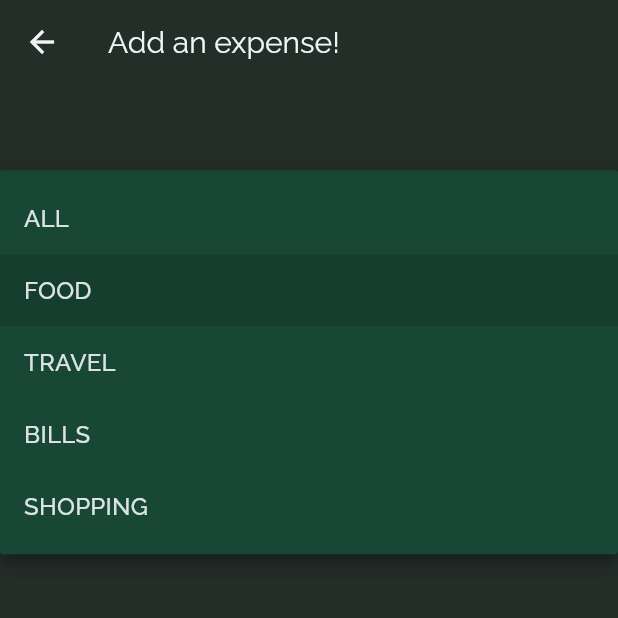
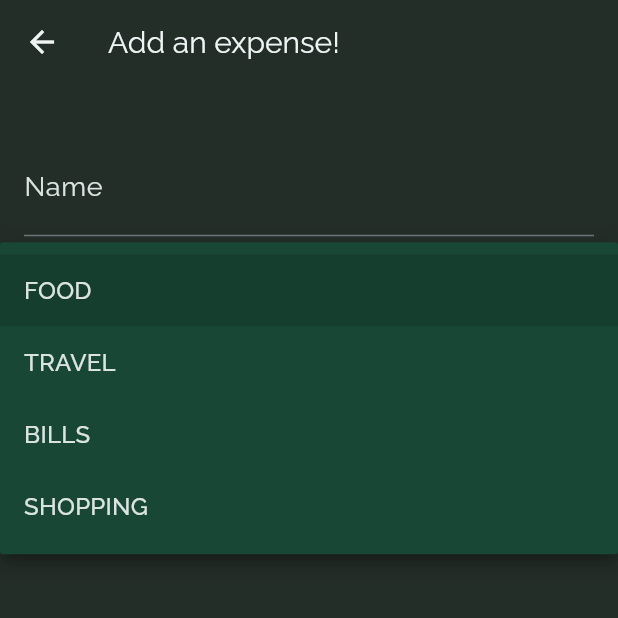
Before and after one commit to ishraqfatin/taka-tracker, a Flutter app: the FormScreen screen opened by its route, after a tap on "FOOD", on a phone screen of 412 x 824 dp, the top half of it. Run offline on Flutter 3.47's test engine with Material 3 defaults, Android fonts, the light colour scheme and no system bars; our stand-ins replace cloud_firestore, firebase_auth, firebase_core, fl_chart, flutter_slidable, google_fonts and 1 more; accounts and stored records are empty.

Commit message:
fix: caregory items

```diff
--- a/taka_tracker/lib/models/expense.dart
+++ b/taka_tracker/lib/models/expense.dart
@@ -9,7 +9,6 @@ String userExpenseListToMap(List<UserExpense> data) => json.encode(List<dynamic>
 
 
 enum Category {
-  all,
   food,
   travel,
   bills,
--- a/taka_tracker/lib/screens/form.dart
+++ b/taka_tracker/lib/screens/form.dart
@@ -108,19 +108,20 @@ class _FormScreenState extends State<FormScreen> {
               ),
                Theme(
                 data: Theme.of(context).copyWith(
-                  canvasColor: Color.fromARGB(255, 25, 71, 54),
+                  canvasColor: const Color.fromARGB(255, 25, 71, 54),
                 ),
               child: DropdownButtonFormField(
                 value: _selectedCategory,
                 items: Category.values
                     .map(
-                      (el) => DropdownMenuItem(
-                        value: el,
+                        (el) => DropdownMenuItem(
+                          value: el,
                         child: Text(
                           el.name.toUpperCase(),
                           style: const TextStyle(color: Color.fromARGB(255, 219, 228, 225)),
                         ),
                       ),
+
                     )
                     .toList(),
                 onChanged: (value) {
@@ -212,11 +213,13 @@ class _FormScreenState extends State<FormScreen> {
                         crossAxisAlignment: CrossAxisAlignment.center,
                         children: [
                           Text(
-                            selectedDate == null
-                                ? 'No date selected!'
-                                : formatter.format(selectedDate!),
-                            style: const TextStyle(
-                              color:  Color.fromARGB(255, 219, 228, 225),
+                            selectedDate != null
+                                ? formatter.format(selectedDate!)
+                                : "Pick a Date!",
+                            style: TextStyle(
+                                color: selectedDate != null
+                                    ? const Color.fromARGB(255, 219, 228, 225)
+                                    : Colors.red,
                               fontSize: 17
                             ),
                           ),
```
